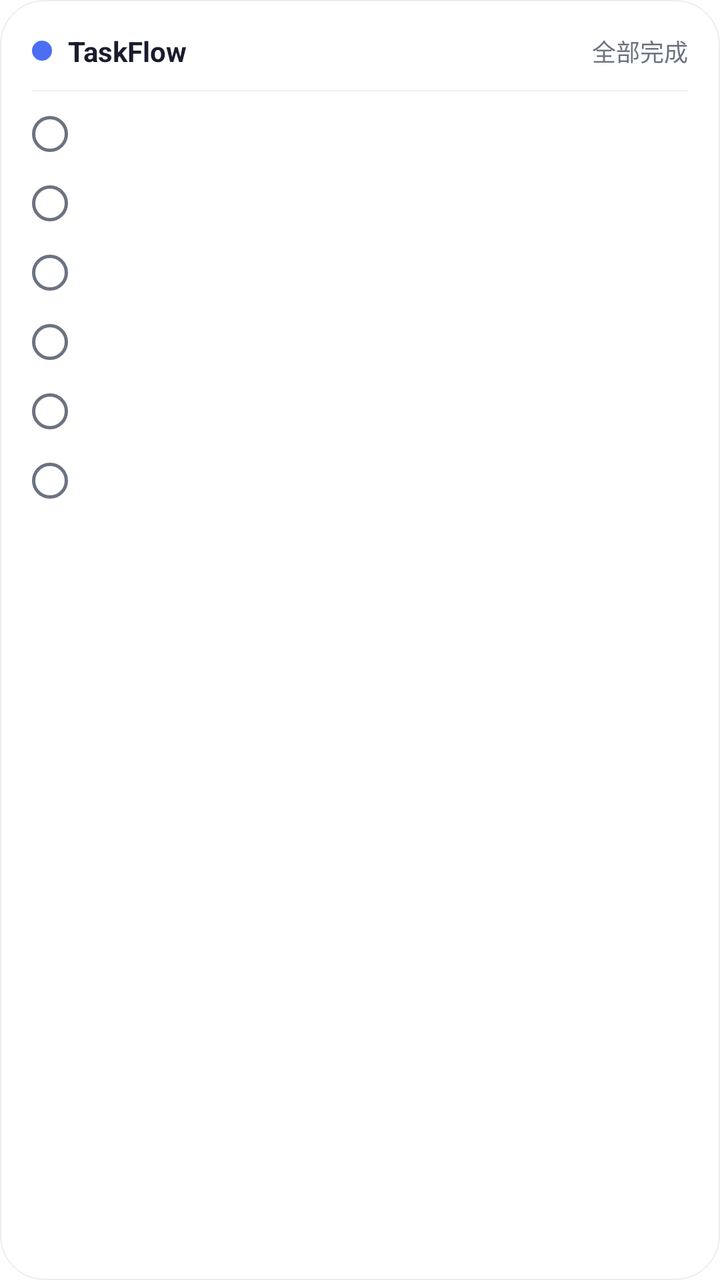
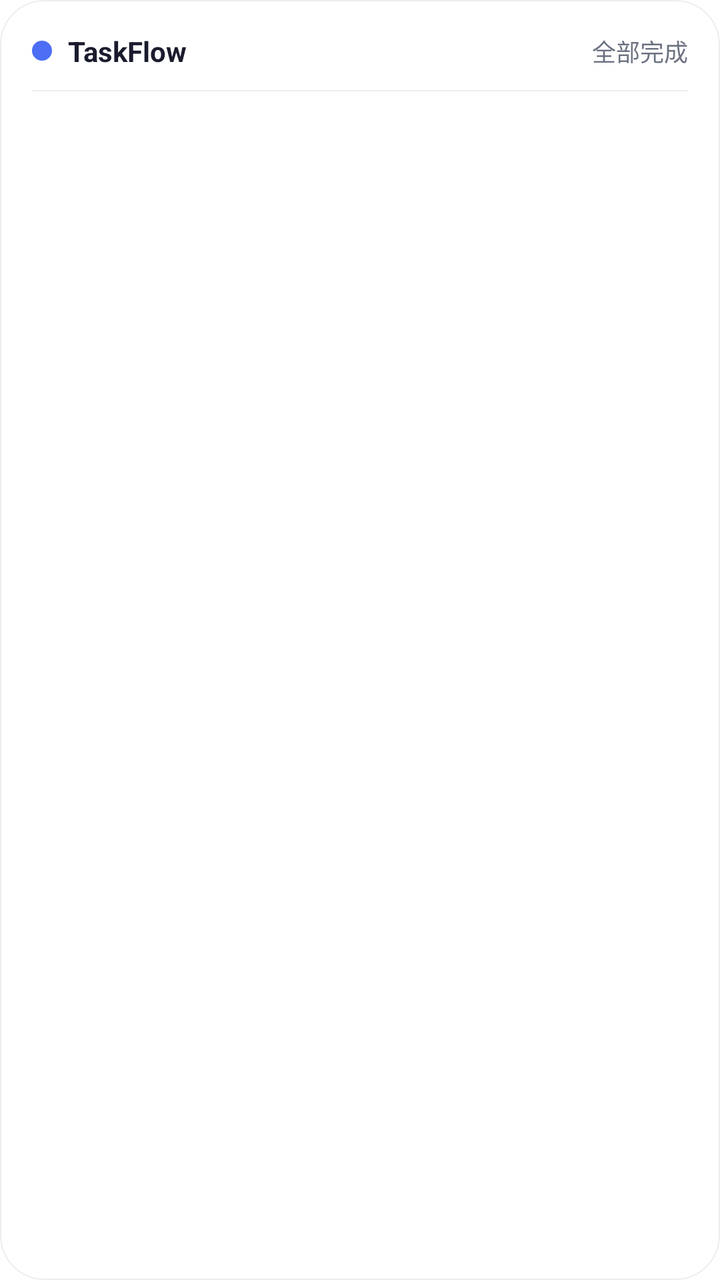

Compare the two renders of this Android layout. The source of the first and the diff that turns it into the second are given below.
<!-- AndroidManifest.xml: application theme Theme.TaskFlow.Splash -->
<!-- res/layout/widget_content.xml -->
<?xml version="1.0" encoding="utf-8"?>
<LinearLayout xmlns:android="http://schemas.android.com/apk/res/android"
    android:id="@+id/widget_root"
    android:layout_width="match_parent"
    android:layout_height="match_parent"
    android:background="@drawable/widget_root_bg"
    android:orientation="vertical"
    android:padding="16dp">

    
    <LinearLayout
        android:layout_width="match_parent"
        android:layout_height="wrap_content"
        android:gravity="center_vertical"
        android:orientation="horizontal">

        <View
            android:layout_width="10dp"
            android:layout_height="10dp"
            android:background="@drawable/widget_logo_dot" />

        <TextView
            android:layout_width="0dp"
            android:layout_height="wrap_content"
            android:layout_marginStart="8dp"
            android:layout_weight="1"
            android:text="@string/app_name"
            android:textColor="@color/widget_on_surface"
            android:textSize="14sp"
            android:textStyle="bold" />

        <TextView
            android:id="@+id/count_text"
            android:layout_width="wrap_content"
            android:layout_height="wrap_content"
            android:text="@string/widget_all_done"
            android:textColor="@color/widget_on_surface_variant"
            android:textSize="12sp" />
    </LinearLayout>

    <View
        android:layout_width="match_parent"
        android:layout_height="0.5dp"
        android:layout_marginTop="10dp"
        android:layout_marginBottom="4dp"
        android:background="@color/widget_divider" />

    <TextView
        android:id="@+id/empty_text"
        android:layout_width="match_parent"
        android:layout_height="wrap_content"
        android:layout_marginTop="18dp"
        android:gravity="center"
        android:text="@string/widget_no_tasks"
        android:textColor="@color/widget_on_surface_variant"
        android:textSize="13sp"
        android:visibility="gone" />

    <LinearLayout
        android:id="@+id/row_0"
        android:layout_width="match_parent"
        android:layout_height="wrap_content"
        android:gravity="center_vertical"
        android:orientation="horizontal"
        android:paddingTop="8dp"
        android:paddingBottom="8dp">

        <ImageView
            android:id="@+id/check_0"
            android:layout_width="18dp"
            android:layout_height="18dp"
            android:contentDescription="@null"
            android:src="@drawable/widget_check_circle" />

        <TextView
            android:id="@+id/title_0"
            android:layout_width="0dp"
            android:layout_height="wrap_content"
            android:layout_marginStart="10dp"
            android:layout_weight="1"
            android:ellipsize="end"
            android:maxLines="1"
            android:textColor="@color/widget_on_surface"
            android:textSize="13.5sp" />

        <TextView
            android:id="@+id/meta_0"
            android:layout_width="wrap_content"
            android:layout_height="wrap_content"
            android:layout_marginStart="8dp"
            android:textColor="@color/widget_on_surface_variant"
            android:textSize="11sp"
            android:visibility="gone" />
    </LinearLayout>

    <LinearLayout
        android:id="@+id/row_1"
        android:layout_width="match_parent"
        android:layout_height="wrap_content"
        android:gravity="center_vertical"
        android:orientation="horizontal"
        android:paddingTop="8dp"
        android:paddingBottom="8dp">

        <ImageView
            android:id="@+id/check_1"
            android:layout_width="18dp"
            android:layout_height="18dp"
            android:contentDescription="@null"
            android:src="@drawable/widget_check_circle" />

        <TextView
            android:id="@+id/title_1"
            android:layout_width="0dp"
            android:layout_height="wrap_content"
            android:layout_marginStart="10dp"
            android:layout_weight="1"
            android:ellipsize="end"
            android:maxLines="1"
            android:textColor="@color/widget_on_surface"
            android:textSize="13.5sp" />

        <TextView
            android:id="@+id/meta_1"
            android:layout_width="wrap_content"
            android:layout_height="wrap_content"
            android:layout_marginStart="8dp"
            android:textColor="@color/widget_on_surface_variant"
            android:textSize="11sp"
            android:visibility="gone" />
    </LinearLayout>

    <LinearLayout
        android:id="@+id/row_2"
        android:layout_width="match_parent"
        android:layout_height="wrap_content"
        android:gravity="center_vertical"
        android:orientation="horizontal"
        android:paddingTop="8dp"
        android:paddingBottom="8dp">

        <ImageView
            android:id="@+id/check_2"
            android:layout_width="18dp"
            android:layout_height="18dp"
            android:contentDescription="@null"
            android:src="@drawable/widget_check_circle" />

        <TextView
            android:id="@+id/title_2"
            android:layout_width="0dp"
            android:layout_height="wrap_content"
            android:layout_marginStart="10dp"
            android:layout_weight="1"
            android:ellipsize="end"
            android:maxLines="1"
            android:textColor="@color/widget_on_surface"
            android:textSize="13.5sp" />

        <TextView
            android:id="@+id/meta_2"
            android:layout_width="wrap_content"
            android:layout_height="wrap_content"
            android:layout_marginStart="8dp"
            android:textColor="@color/widget_on_surface_variant"
            android:textSize="11sp"
            android:visibility="gone" />
    </LinearLayout>

    <LinearLayout
        android:id="@+id/row_3"
        android:layout_width="match_parent"
        android:layout_height="wrap_content"
        android:gravity="center_vertical"
        android:orientation="horizontal"
        android:paddingTop="8dp"
        android:paddingBottom="8dp">

        <ImageView
            android:id="@+id/check_3"
            android:layout_width="18dp"
            android:layout_height="18dp"
            android:contentDescription="@null"
            android:src="@drawable/widget_check_circle" />

        <TextView
            android:id="@+id/title_3"
            android:layout_width="0dp"
            android:layout_height="wrap_content"
            android:layout_marginStart="10dp"
            android:layout_weight="1"
            android:ellipsize="end"
            android:maxLines="1"
            android:textColor="@color/widget_on_surface"
            android:textSize="13.5sp" />

        <TextView
            android:id="@+id/meta_3"
            android:layout_width="wrap_content"
            android:layout_height="wrap_content"
            android:layout_marginStart="8dp"
            android:textColor="@color/widget_on_surface_variant"
            android:textSize="11sp"
            android:visibility="gone" />
    </LinearLayout>

    <LinearLayout
        android:id="@+id/row_4"
        android:layout_width="match_parent"
        android:layout_height="wrap_content"
        android:gravity="center_vertical"
        android:orientation="horizontal"
        android:paddingTop="8dp"
        android:paddingBottom="8dp">

        <ImageView
            android:id="@+id/check_4"
            android:layout_width="18dp"
            android:layout_height="18dp"
            android:contentDescription="@null"
            android:src="@drawable/widget_check_circle" />

        <TextView
            android:id="@+id/title_4"
            android:layout_width="0dp"
            android:layout_height="wrap_content"
            android:layout_marginStart="10dp"
            android:layout_weight="1"
            android:ellipsize="end"
            android:maxLines="1"
            android:textColor="@color/widget_on_surface"
            android:textSize="13.5sp" />

        <TextView
            android:id="@+id/meta_4"
            android:layout_width="wrap_content"
            android:layout_height="wrap_content"
            android:layout_marginStart="8dp"
            android:textColor="@color/widget_on_surface_variant"
            android:textSize="11sp"
            android:visibility="gone" />
    </LinearLayout>

    <LinearLayout
        android:id="@+id/row_5"
        android:layout_width="match_parent"
        android:layout_height="wrap_content"
        android:gravity="center_vertical"
        android:orientation="horizontal"
        android:paddingTop="8dp"
        android:paddingBottom="8dp">

        <ImageView
            android:id="@+id/check_5"
            android:layout_width="18dp"
            android:layout_height="18dp"
            android:contentDescription="@null"
            android:src="@drawable/widget_check_circle" />

        <TextView
            android:id="@+id/title_5"
            android:layout_width="0dp"
            android:layout_height="wrap_content"
            android:layout_marginStart="10dp"
            android:layout_weight="1"
            android:ellipsize="end"
            android:maxLines="1"
            android:textColor="@color/widget_on_surface"
            android:textSize="13.5sp" />

        <TextView
            android:id="@+id/meta_5"
            android:layout_width="wrap_content"
            android:layout_height="wrap_content"
            android:layout_marginStart="8dp"
            android:textColor="@color/widget_on_surface_variant"
            android:textSize="11sp"
            android:visibility="gone" />
    </LinearLayout>

</LinearLayout>
<!-- resources referenced by this layout -->
<resources>
  <color name="widget_divider">#141A2E1F</color>
  <color name="widget_on_surface">#1A1C2E</color>
  <color name="widget_on_surface_variant">#6B7280</color>
  <!-- drawable widget_check_circle (drawable) -->
  <?xml version="1.0" encoding="utf-8"?>
  <shape xmlns:android="http://schemas.android.com/apk/res/android"
      android:shape="oval">
      <solid android:color="#FFFFFF" />
      <stroke android:width="1.6dp" android:color="@color/widget_on_surface_variant" />
  </shape>
  <!-- drawable widget_logo_dot (drawable) -->
  <?xml version="1.0" encoding="utf-8"?>
  <shape xmlns:android="http://schemas.android.com/apk/res/android"
      android:shape="oval">
      <solid android:color="@color/brand_seed" />
  </shape>
  <!-- drawable widget_root_bg (drawable) -->
  <?xml version="1.0" encoding="utf-8"?>
  <shape xmlns:android="http://schemas.android.com/apk/res/android"
      android:shape="rectangle">
      <solid android:color="@color/widget_surface" />
      <corners android:radius="22dp" />
      <stroke android:width="0.5dp" android:color="@color/widget_divider" />
  </shape>
  <string name="app_name">TaskFlow</string>
  <string name="widget_all_done">全部完成</string>
  <string name="widget_no_tasks">暂无任务</string>
  <style name="Theme.TaskFlow.Splash" parent="Theme.SplashScreen">
          <item name="windowSplashScreenBackground">@color/brand_seed</item>
          <item name="windowSplashScreenAnimatedIcon">@drawable/ic_splash_logo</item>
          <item name="postSplashScreenTheme">@style/Theme.TaskFlow</item>
      </style>
  <color name="brand_seed">#4C6EF5</color>
  <color name="widget_surface">#FFFFFF</color>
  <!-- drawable ic_splash_logo (drawable) -->
  <vector xmlns:android="http://schemas.android.com/apk/res/android"
      android:width="120dp"
      android:height="120dp"
      android:viewportWidth="120"
      android:viewportHeight="120">
      <path
          android:pathData="M60,60 m-44,0 a44,44 0 1,0 88,0 a44,44 0 1,0 -88,0"
          android:fillColor="#FFFFFF"
          android:fillAlpha="0.16" />
      <path
          android:pathData="M60,28 C42.327,28 28,42.327 28,60 C28,77.673 42.327,92 60,92 C77.673,92 92,77.673 92,60 C92,42.327 77.673,28 60,28 Z M76.8,39.2 L48.8,76.8 L34,62"
          android:strokeColor="#FFFFFF"
          android:strokeWidth="5.4"
          android:strokeLineCap="round"
          android:strokeLineJoin="round"
          android:fillColor="#00000000" />
  </vector>
  <style name="Theme.TaskFlow" parent="android:Theme.Material.Light.NoActionBar">
          <item name="android:statusBarColor">@android:color/transparent</item>
          <item name="android:navigationBarColor">@android:color/transparent</item>
          <item name="android:windowLightStatusBar">true</item>
          <item name="android:windowBackground">@color/widget_bg_light</item>
      </style>
  <color name="widget_bg_light">#F3F4FB</color>
</resources>

<!-- the commit's change to res/layout/widget_content.xml (unified diff, before → after) -->
@@ -45,6 +45,16 @@
         android:layout_marginBottom="4dp"
         android:background="@color/widget_divider" />
 
+    
+    <ListView
+        android:id="@+id/task_list"
+        android:layout_width="match_parent"
+        android:layout_height="0dp"
+        android:layout_weight="1"
+        android:divider="@null"
+        android:overScrollMode="never"
+        android:scrollbars="none" />
+
     <TextView
         android:id="@+id/empty_text"
         android:layout_width="match_parent"
@@ -55,227 +65,4 @@
         android:textColor="@color/widget_on_surface_variant"
         android:textSize="13sp"
         android:visibility="gone" />
-
-    <LinearLayout
-        android:id="@+id/row_0"
-        android:layout_width="match_parent"
-        android:layout_height="wrap_content"
-        android:gravity="center_vertical"
-        android:orientation="horizontal"
-        android:paddingTop="8dp"
-        android:paddingBottom="8dp">
-
-        <ImageView
-            android:id="@+id/check_0"
-            android:layout_width="18dp"
-            android:layout_height="18dp"
-            android:contentDescription="@null"
-            android:src="@drawable/widget_check_circle" />
-
-        <TextView
-            android:id="@+id/title_0"
-            android:layout_width="0dp"
-            android:layout_height="wrap_content"
-            android:layout_marginStart="10dp"
-            android:layout_weight="1"
-            android:ellipsize="end"
-            android:maxLines="1"
-            android:textColor="@color/widget_on_surface"
-            android:textSize="13.5sp" />
-
-        <TextView
-            android:id="@+id/meta_0"
-            android:layout_width="wrap_content"
-            android:layout_height="wrap_content"
-            android:layout_marginStart="8dp"
-            android:textColor="@color/widget_on_surface_variant"
-            android:textSize="11sp"
-            android:visibility="gone" />
-    </LinearLayout>
-
-    <LinearLayout
-        android:id="@+id/row_1"
-        android:layout_width="match_parent"
-        android:layout_height="wrap_content"
-        android:gravity="center_vertical"
-        android:orientation="horizontal"
-        android:paddingTop="8dp"
-        android:paddingBottom="8dp">
-
-        <ImageView
-            android:id="@+id/check_1"
-            android:layout_width="18dp"
-            android:layout_height="18dp"
-            android:contentDescription="@null"
-            android:src="@drawable/widget_check_circle" />
-
-        <TextView
-            android:id="@+id/title_1"
-            android:layout_width="0dp"
-            android:layout_height="wrap_content"
-            android:layout_marginStart="10dp"
-            android:layout_weight="1"
-            android:ellipsize="end"
-            android:maxLines="1"
-            android:textColor="@color/widget_on_surface"
-            android:textSize="13.5sp" />
-
-        <TextView
-            android:id="@+id/meta_1"
-            android:layout_width="wrap_content"
-            android:layout_height="wrap_content"
-            android:layout_marginStart="8dp"
-            android:textColor="@color/widget_on_surface_variant"
-            android:textSize="11sp"
-            android:visibility="gone" />
-    </LinearLayout>
-
-    <LinearLayout
-        android:id="@+id/row_2"
-        android:layout_width="match_parent"
-        android:layout_height="wrap_content"
-        android:gravity="center_vertical"
-        android:orientation="horizontal"
-        android:paddingTop="8dp"
-        android:paddingBottom="8dp">
-
-        <ImageView
-            android:id="@+id/check_2"
-            android:layout_width="18dp"
-            android:layout_height="18dp"
-            android:contentDescription="@null"
-            android:src="@drawable/widget_check_circle" />
-
-        <TextView
-            android:id="@+id/title_2"
-            android:layout_width="0dp"
-            android:layout_height="wrap_content"
-            android:layout_marginStart="10dp"
-            android:layout_weight="1"
-            android:ellipsize="end"
-            android:maxLines="1"
-            android:textColor="@color/widget_on_surface"
-            android:textSize="13.5sp" />
-
-        <TextView
-            android:id="@+id/meta_2"
-            android:layout_width="wrap_content"
-            android:layout_height="wrap_content"
-            android:layout_marginStart="8dp"
-            android:textColor="@color/widget_on_surface_variant"
-            android:textSize="11sp"
-            android:visibility="gone" />
-    </LinearLayout>
-
-    <LinearLayout
-        android:id="@+id/row_3"
-        android:layout_width="match_parent"
-        android:layout_height="wrap_content"
-        android:gravity="center_vertical"
-        android:orientation="horizontal"
-        android:paddingTop="8dp"
-        android:paddingBottom="8dp">
-
-        <ImageView
-            android:id="@+id/check_3"
-            android:layout_width="18dp"
-            android:layout_height="18dp"
-            android:contentDescription="@null"
-            android:src="@drawable/widget_check_circle" />
-
-        <TextView
-            android:id="@+id/title_3"
-            android:layout_width="0dp"
-            android:layout_height="wrap_content"
-            android:layout_marginStart="10dp"
-            android:layout_weight="1"
-            android:ellipsize="end"
-            android:maxLines="1"
-            android:textColor="@color/widget_on_surface"
-            android:textSize="13.5sp" />
-
-        <TextView
-            android:id="@+id/meta_3"
-            android:layout_width="wrap_content"
-            android:layout_height="wrap_content"
-            android:layout_marginStart="8dp"
-            android:textColor="@color/widget_on_surface_variant"
-            android:textSize="11sp"
-            android:visibility="gone" />
-    </LinearLayout>
-
-    <LinearLayout
-        android:id="@+id/row_4"
-        android:layout_width="match_parent"
-        android:layout_height="wrap_content"
-        android:gravity="center_vertical"
-        android:orientation="horizontal"
-        android:paddingTop="8dp"
-        android:paddingBottom="8dp">
-
-        <ImageView
-            android:id="@+id/check_4"
-            android:layout_width="18dp"
-            android:layout_height="18dp"
-            android:contentDescription="@null"
-            android:src="@drawable/widget_check_circle" />
-
-        <TextView
-            android:id="@+id/title_4"
-            android:layout_width="0dp"
-            android:layout_height="wrap_content"
-            android:layout_marginStart="10dp"
-            android:layout_weight="1"
-            android:ellipsize="end"
-            android:maxLines="1"
-            android:textColor="@color/widget_on_surface"
-            android:textSize="13.5sp" />
-
-        <TextView
-            android:id="@+id/meta_4"
-            android:layout_width="wrap_content"
-            android:layout_height="wrap_content"
-            android:layout_marginStart="8dp"
-            android:textColor="@color/widget_on_surface_variant"
-            android:textSize="11sp"
-            android:visibility="gone" />
-    </LinearLayout>
-
-    <LinearLayout
-        android:id="@+id/row_5"
-        android:layout_width="match_parent"
-        android:layout_height="wrap_content"
-        android:gravity="center_vertical"
-        android:orientation="horizontal"
-        android:paddingTop="8dp"
-        android:paddingBottom="8dp">
-
-        <ImageView
-            android:id="@+id/check_5"
-            android:layout_width="18dp"
-            android:layout_height="18dp"
-            android:contentDescription="@null"
-            android:src="@drawable/widget_check_circle" />
-
-        <TextView
-            android:id="@+id/title_5"
-            android:layout_width="0dp"
-            android:layout_height="wrap_content"
-            android:layout_marginStart="10dp"
-            android:layout_weight="1"
-            android:ellipsize="end"
-            android:maxLines="1"
-            android:textColor="@color/widget_on_surface"
-            android:textSize="13.5sp" />
-
-        <TextView
-            android:id="@+id/meta_5"
-            android:layout_width="wrap_content"
-            android:layout_height="wrap_content"
-            android:layout_marginStart="8dp"
-            android:textColor="@color/widget_on_surface_variant"
-            android:textSize="11sp"
-            android:visibility="gone" />
-    </LinearLayout>
-
 </LinearLayout>
<!-- resource entries referenced after the edit -->
@@ -3,13 +3,6 @@
   <color name="widget_divider">#141A2E1F</color>
   <color name="widget_on_surface">#1A1C2E</color>
   <color name="widget_on_surface_variant">#6B7280</color>
-  <!-- drawable widget_check_circle (drawable) -->
-  <?xml version="1.0" encoding="utf-8"?>
-  <shape xmlns:android="http://schemas.android.com/apk/res/android"
-      android:shape="oval">
-      <solid android:color="#FFFFFF" />
-      <stroke android:width="1.6dp" android:color="@color/widget_on_surface_variant" />
-  </shape>
   <!-- drawable widget_logo_dot (drawable) -->
   <?xml version="1.0" encoding="utf-8"?>
   <shape xmlns:android="http://schemas.android.com/apk/res/android"
